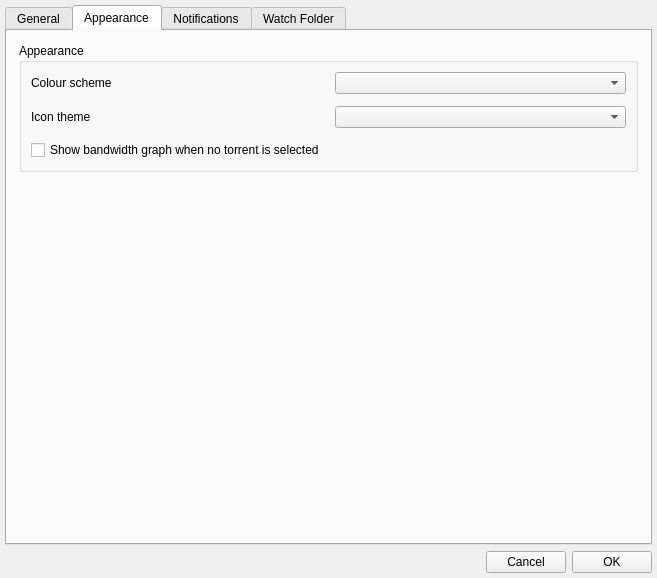
This is appsettings.ui in mveinot/transmission-control as Qt 5 draws it before an edit. The edited form follows.
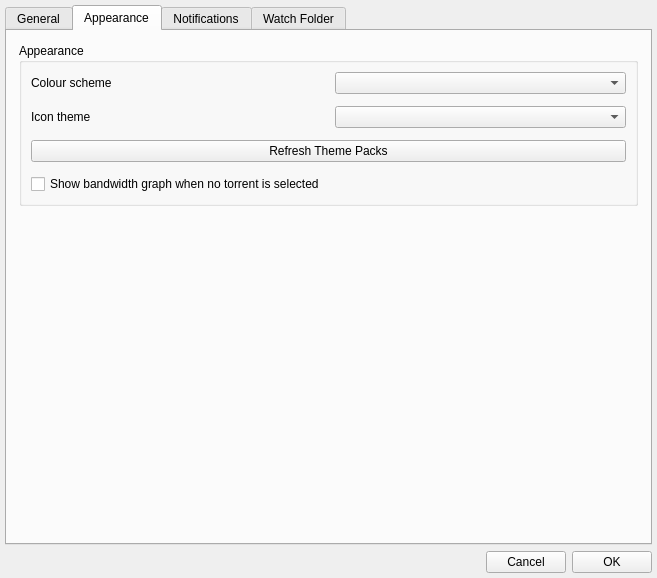
This is the edited form. The open tabs and pages were chosen to show the change.

Commit message:
Refine external themes and palette-based styling
Add the Aqua and Metro theme packs, document the external theme format, and keep QSS assets out of distributed packs. Move remaining widget status colors to palette logic and add explicit theme-pack refresh in Preferences.

```diff
--- a/appsettings.ui
+++ b/appsettings.ui
@@ -317,6 +317,16 @@
            </widget>
           </item>
           <item row="2" column="0" colspan="2">
+           <widget class="QPushButton" name="refreshThemePacks">
+            <property name="toolTip">
+             <string>Scan the installed theme-pack directory for new or removed themes</string>
+            </property>
+            <property name="text">
+             <string>Refresh Theme Packs</string>
+            </property>
+           </widget>
+          </item>
+          <item row="3" column="0" colspan="2">
            <widget class="QCheckBox" name="showSessionOverview">
             <property name="toolTip">
              <string>Show recent bandwidth activity in the details pane when no torrent is selected</string>
```
The commit also changes 51 other files.
